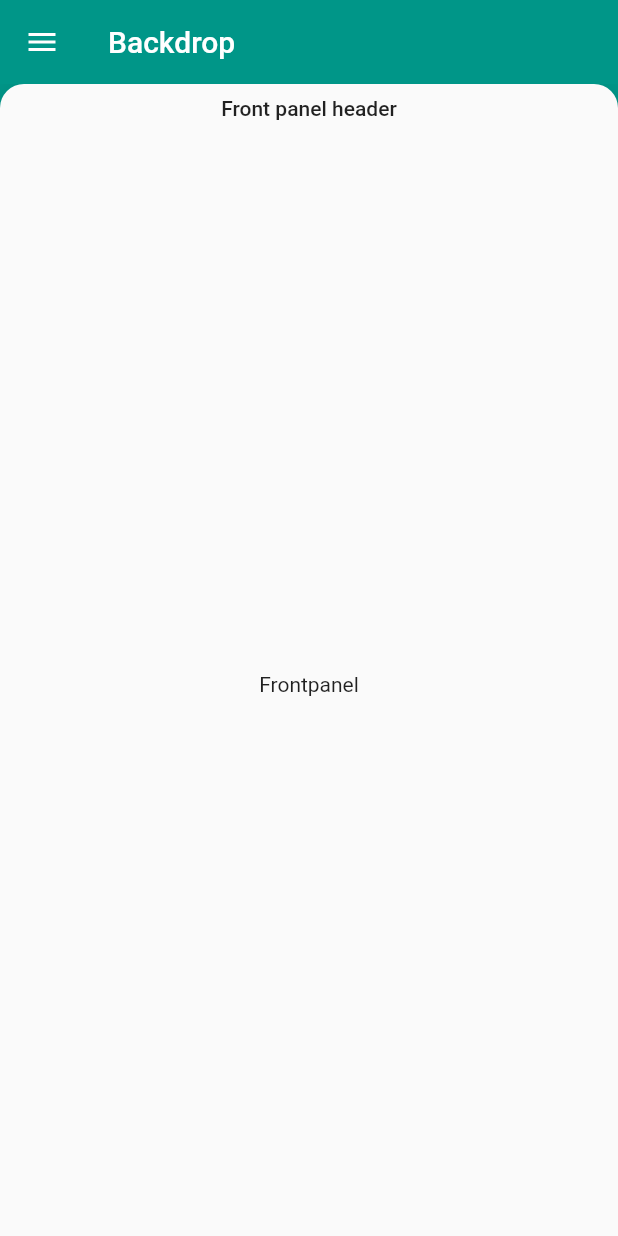
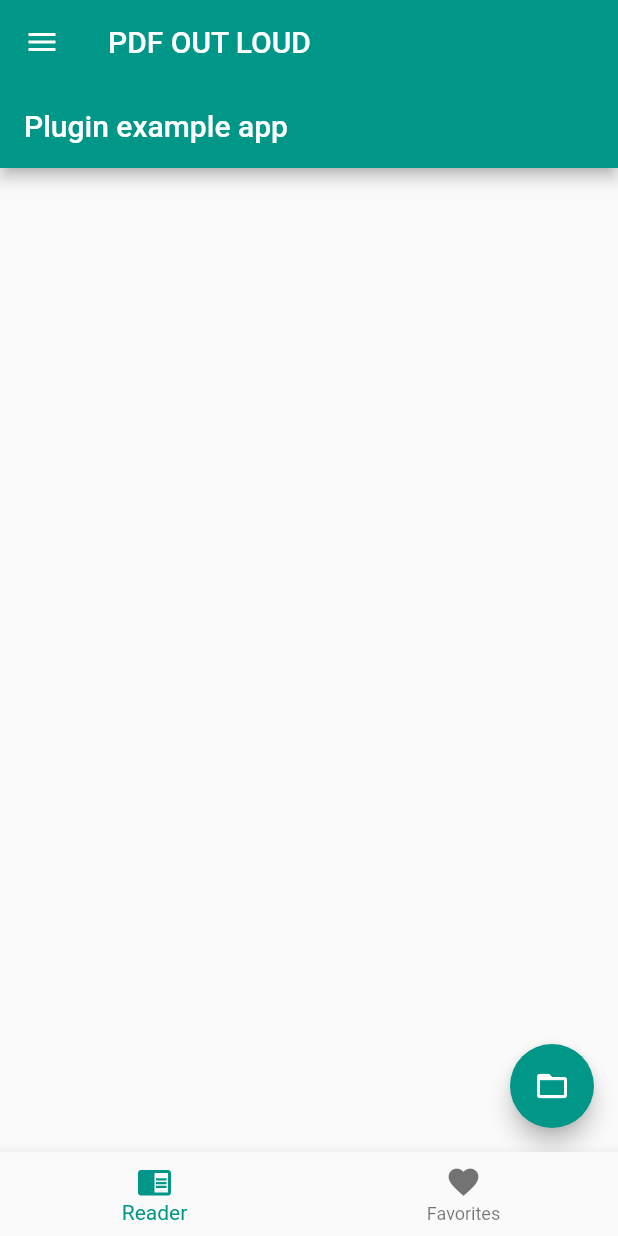
Before and after one commit to thevikke/read_pdf_text, a Flutter app: the screen it shows after launch, on a phone screen of 412 x 824 dp. Run offline on Flutter 3.47's test engine with Material 2 defaults, Android fonts, the light colour scheme and no system bars; our stand-ins replace file_picker.

Commit message:
Small changes to backdrop

```diff
--- a/example/lib/backdrop.dart
+++ b/example/lib/backdrop.dart
@@ -1,4 +1,5 @@
 import 'package:flutter/material.dart';
+import 'package:read_pdf_text_example/pdf_reader.dart';
 import 'package:read_pdf_text_example/twopanels.dart';
 
 class BackdropPage extends StatefulWidget {
@@ -12,7 +13,6 @@
 
   @override
   void initState() {
-    // TODO: implement initState
     super.initState();
     controller = AnimationController(
         vsync: this, duration: Duration(milliseconds: 100), value: 1.0);
@@ -20,7 +20,6 @@
 
   @override
   void dispose() {
-    // TODO: implement dispose
     super.dispose();
     controller.dispose();
   }
@@ -34,8 +33,18 @@
   @override
   Widget build(BuildContext context) {
     return Scaffold(
+      bottomNavigationBar: BottomNavigationBar(
+        items: [
+          BottomNavigationBarItem(
+              icon: Icon(Icons.chrome_reader_mode), title: Text("Reader")),
+          BottomNavigationBarItem(
+            icon: Icon(Icons.favorite),
+            title: Text("Favorites"),
+          ),
+        ],
+      ),
       appBar: AppBar(
-        title: Text("Backdrop"),
+        title: Text("PDF OUT LOUD"),
         elevation: 0.0,
         leading: IconButton(
           onPressed: () {
@@ -52,9 +61,7 @@
           backPanel: Center(
             child: Text("Backpanel"),
           ),
-          frontPanel: Center(
-            child: Text("Frontpanel"),
-          ),
+          frontPanel: PDFreader(),
           frontPanelHeader: "Front panel header",
           isPanelVisible: isPanelVisible),
     );
--- /dev/null
+++ b/example/lib/pdf_reader.dart
@@ -0,0 +1,69 @@
+import 'package:flutter/material.dart';
+import 'dart:io';
+import 'dart:async';
+import 'package:file_picker/file_picker.dart';
+import 'package:flutter/services.dart';
+import 'package:read_pdf_text/read_pdf_text.dart';
+
+// make this the example app and move the rest of the code to another file
+class PDFreader extends StatefulWidget {
+  @override
+  _PDFreaderState createState() => _PDFreaderState();
+}
+
+class _PDFreaderState extends State<PDFreader> {
+  String _pdfText = '';
+  bool _loading = false;
+  @override
+  Widget build(BuildContext context) {
+    return Scaffold(
+      floatingActionButton: FloatingActionButton(
+        child: Icon(Icons.folder_open),
+        onPressed: () {
+          FilePicker.getFile().then((File file) async {
+            //? this takes a long time possible to do it seperately [HandlerThread]
+            //? or rather use compute the dart Isolates
+            //? the compute has a bug in it and doens't work with [methodChannels]
+            //? back to using [HandlerThread]
+            //! it might be possible with [flutter_isolate] afterall!
+            //? Caused by the [flutter_isolate]
+            //! Unhandled Exception: MissingPluginException(No implementation found for method getPDFtext on channel read_pdf_text)
+            if (file.path.isNotEmpty) {
+              setState(() {
+                _loading = true;
+              });
+              getPDFtext(file.path).then((pdfText) {
+                final text = pdfText.replaceAll("\n", " ");
+                setState(() {
+                  _pdfText = text;
+                  _loading = false;
+                });
+              });
+            }
+          });
+        },
+      ),
+      appBar: AppBar(
+        title: const Text('Plugin example app'),
+      ),
+      body: SingleChildScrollView(
+        child: _loading
+            ? Center(
+                child: CircularProgressIndicator(),
+              )
+            : Text(_pdfText),
+      ),
+    );
+  }
+
+  Future<String> getPDFtext(String path) async {
+    String text = "";
+
+    try {
+      text = await ReadPdfText.getPDFtext(path);
+    } on PlatformException {
+      text = 'Failed to get pdf text.';
+    }
+    return text;
+  }
+}
--- a/example/lib/twopanels.dart
+++ b/example/lib/twopanels.dart
@@ -62,7 +62,9 @@
                   color: Colors.transparent,
                   child: Column(
                     children: <Widget>[
-                      Container(
+                      widget.isPanelVisible()
+                          ? Container()
+                          : Container(
                               height: header_height,
                               child: Center(
                                 child: Text(
```
Also changed, not shown: example/lib/main.dart (+0 -70 lines), 1 other file. Lines whose indentation alone changed are shown as unchanged.
